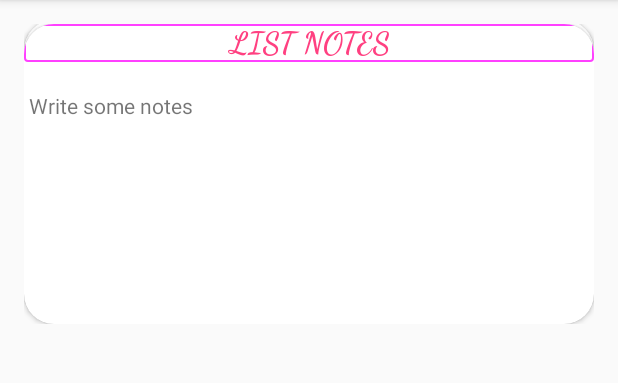
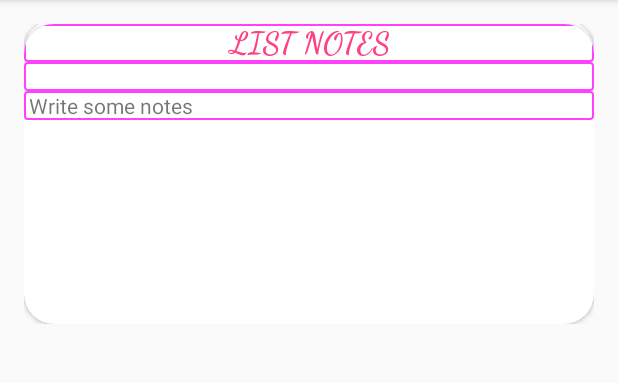
Before and after one commit to rusili56/NowFeedUpdate, an Android app: the screen it shows after launch (MainActivity), after a tap on "LIST", on a phone screen of 412 x 824 dp, the part 84-467 px from its top. Run offline under Robolectric (Android 15) with nearby library versions, the phone set to English and light mode, and no system bars; our stand-ins replace Picasso; pictures from the network do not load; 2 other taps on this screen came first.

```diff
--- a/app/src/main/java/com/example/nowfeed/CardAdapter.java
+++ b/app/src/main/java/com/example/nowfeed/CardAdapter.java
@@ -105,6 +105,7 @@ public class CardAdapter extends RecyclerView.Adapter implements ViewGroup.OnCli
                     public void onClick(View view) {
                         fragmentManager.beginTransaction()
                                 .replace(R.id.idFragLayout,notesFragment)
+                                .addToBackStack(null)
                                 .commit();
                         Toast.makeText(view.getContext(), "Heading to your List", Toast.LENGTH_SHORT).show();
                     }
--- a/app/src/main/java/com/example/nowfeed/ListNotesAdapter.java
+++ b/app/src/main/java/com/example/nowfeed/ListNotesAdapter.java
@@ -26,7 +26,6 @@ public class ListNotesAdapter extends RecyclerView.Adapter<ListNotesViewHolder>
     @Override
     public void onBindViewHolder(ListNotesViewHolder holder, int position) {
         holder.onBind(listNotes.get(position));
-//        holder.listTextView.setOnClickListener(this);
     }
 
     @Override
--- a/app/src/main/java/com/example/nowfeed/NotesFragment.java
+++ b/app/src/main/java/com/example/nowfeed/NotesFragment.java
@@ -8,6 +8,10 @@ import android.support.v7.widget.RecyclerView;
 import android.view.LayoutInflater;
 import android.view.View;
 import android.view.ViewGroup;
+import android.widget.TextView;
+import android.widget.Toast;
+
+import static com.example.nowfeed.CardAdapter.fragmentManager;
 
 
 /**
@@ -17,15 +21,26 @@ import android.view.ViewGroup;
 public class NotesFragment extends Fragment {
 
     protected RecyclerView mListRecyclerView;
+    TextView textView;
 
     @Nullable
     @Override
     public View onCreateView(LayoutInflater inflater, ViewGroup container, Bundle savedInstanceState) {
         View view = inflater.inflate(R.layout.listnotes_frag, container, false);
 
+        textView = (TextView) view.findViewById(R.id.listnotes_TV);
+        textView.setOnClickListener(new View.OnClickListener() {
+            @Override
+            public void onClick(View view) {
+                fragmentManager.popBackStack();
+                Toast.makeText(view.getContext(), "HeadingBack to creating Notes", Toast.LENGTH_SHORT).show();
+            }
+        });
+
         mListRecyclerView = (RecyclerView) view.findViewById(R.id.listnotes_RV);
         mListRecyclerView.setLayoutManager(new LinearLayoutManager(this.getActivity()));
         mListRecyclerView.setAdapter(new ListNotesAdapter());
+
 
         return view;
     }
--- a/app/src/main/res/layout/listnotes_holder.xml
+++ b/app/src/main/res/layout/listnotes_holder.xml
@@ -2,10 +2,10 @@
 <LinearLayout xmlns:android="http://schemas.android.com/apk/res/android"
     android:layout_width="match_parent"
     android:layout_height="wrap_content"
+    android:background="@drawable/list_border"
     android:orientation="vertical">
     <TextView
         android:id="@+id/listnotesholder_TV"
-        android:maxLength="40"
         android:layout_width="match_parent"
         android:layout_height="wrap_content" />
 
```
